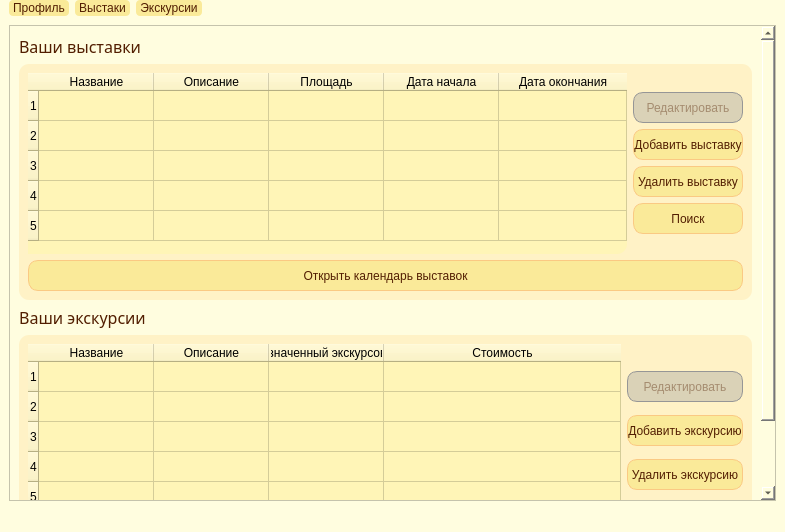
First picture: the form in ui/raw/ManagerMainWindow.ui, repository Telegrammer/Muse, before the edit.
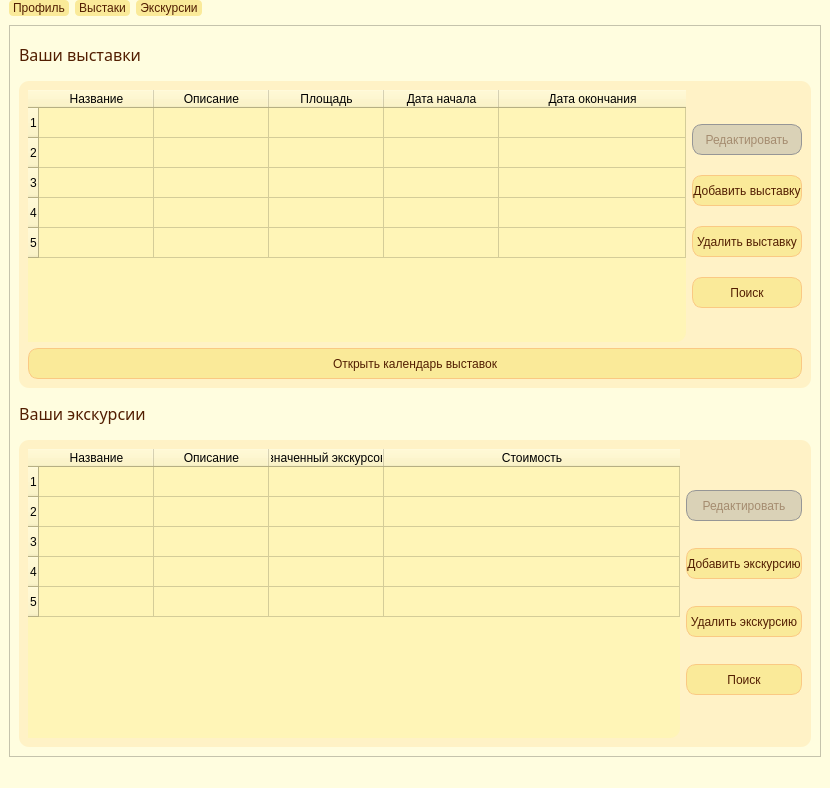
Second picture: the form after the edit. Icons and pictures are not drawn.

```diff
--- a/ui/raw/ManagerMainWindow.ui
+++ b/ui/raw/ManagerMainWindow.ui
@@ -6,8 +6,8 @@
    <rect>
     <x>0</x>
     <y>0</y>
-    <width>785</width>
-    <height>532</height>
+    <width>830</width>
+    <height>788</height>
    </rect>
   </property>
   <property name="windowTitle">
@@ -70,8 +70,8 @@
         <rect>
          <x>0</x>
          <y>0</y>
-         <width>750</width>
-         <height>592</height>
+         <width>812</width>
+         <height>729</height>
         </rect>
        </property>
        <layout class="QVBoxLayout" name="verticalLayout_2">
@@ -132,6 +132,12 @@
               <verstretch>0</verstretch>
              </sizepolicy>
             </property>
+            <property name="minimumSize">
+             <size>
+              <width>40</width>
+              <height>40</height>
+             </size>
+            </property>
             <property name="styleSheet">
              <string notr="true">
 
@@ -256,7 +262,7 @@
 </string>
                </property>
                <property name="sortingEnabled">
-                <bool>false</bool>
+                <bool>true</bool>
                </property>
                <property name="columnCount">
                 <number>5</number>
@@ -620,6 +626,12 @@
               <verstretch>0</verstretch>
              </sizepolicy>
             </property>
+            <property name="minimumSize">
+             <size>
+              <width>40</width>
+              <height>40</height>
+             </size>
+            </property>
             <property name="styleSheet">
              <string notr="true">
 
@@ -744,7 +756,7 @@
 </string>
                </property>
                <property name="sortingEnabled">
-                <bool>false</bool>
+                <bool>true</bool>
                </property>
                <property name="columnCount">
                 <number>4</number>
@@ -1021,7 +1033,7 @@
     <rect>
      <x>0</x>
      <y>0</y>
-     <width>785</width>
+     <width>830</width>
      <height>21</height>
     </rect>
    </property>
```
Left out of the diff: 23 changed lines with no effect on the pictures.
